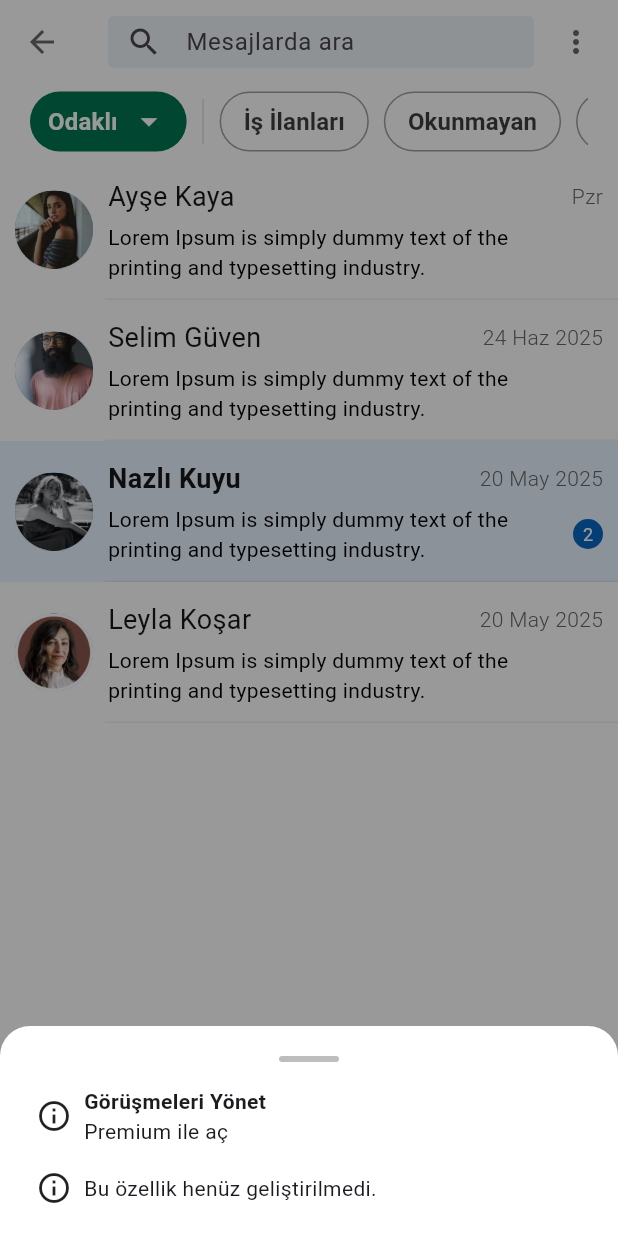
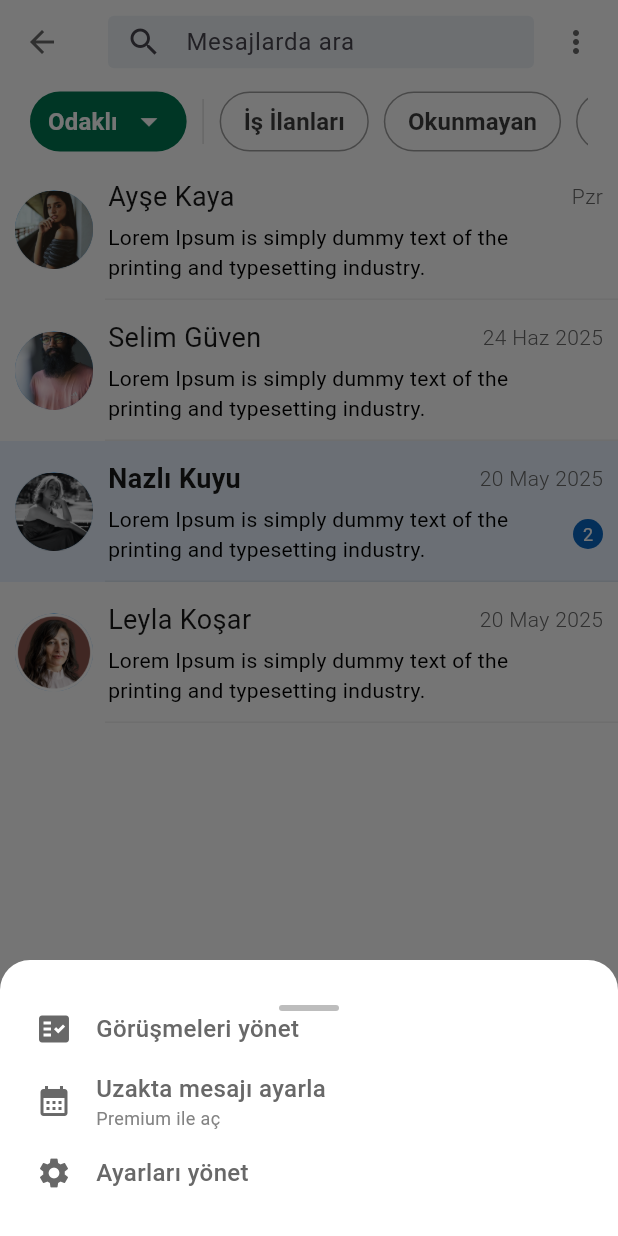
Before and after one commit to ssena-201903/linkedin-clone, a Flutter app: the MessagesPage screen opened directly, after a tap on the "more vert" icon, on a phone screen of 412 x 824 dp. Run offline on Flutter 3.47's test engine with Material 3 defaults, Android fonts, the phone set to English and light mode, and no system bars.

Commit message:
done messages page

```diff
--- a/lib/main.dart
+++ b/lib/main.dart
@@ -2,6 +2,7 @@ import 'package:flutter/material.dart';
 import 'package:linkedin_clone/constants/constants.dart';
 import 'package:linkedin_clone/layout/main_shell.dart';
 import 'package:linkedin_clone/views/login/login_page.dart';
+import 'package:linkedin_clone/views/messages/messages_page.dart';
 import 'package:linkedin_clone/views/register/register_page.dart';
 
 void main() {
@@ -48,7 +49,7 @@ class MyApp extends StatelessWidget {
           foregroundColor: Colors.white,
         ),
       ),
-      home: RegisterPage(),
+      home: LoginPage(),
     );
   }
 }
--- a/lib/views/messages/messages_page.dart
+++ b/lib/views/messages/messages_page.dart
@@ -1,7 +1,9 @@
 import 'package:flutter/material.dart';
+import 'package:linkedin_clone/constants/constants.dart';
 import 'package:linkedin_clone/views/messages/message_card.dart';
 import 'package:linkedin_clone/views/messages/message_container.dart';
 import 'package:linkedin_clone/widgets/my_divider.dart';
+import 'package:linkedin_clone/widgets/my_text.dart';
 
 class MessagesPage extends StatefulWidget {
   const MessagesPage({super.key});
@@ -50,7 +52,7 @@ class _MessagesPageState extends State<MessagesPage> {
               onTap: () {
                 showDialog(
                   context: context,
-                  barrierColor: Colors.black.withOpacity(0.4),
+                  barrierColor: Colors.black54,
                   builder: (context) {
                     return Stack(
                       children: [
@@ -63,7 +65,7 @@ class _MessagesPageState extends State<MessagesPage> {
                             child: Container(
                               width: double.infinity,
                               padding: const EdgeInsets.symmetric(
-                                vertical: 20,
+                                vertical: 30,
                                 horizontal: 24,
                               ),
                               decoration: BoxDecoration(
@@ -83,36 +85,37 @@ class _MessagesPageState extends State<MessagesPage> {
                                       borderRadius: BorderRadius.circular(2),
                                     ),
                                   ),
-                                  const SizedBox(height: 16),
+                                  // Görüşmeleri yönet
                                   Row(
                                     children: [
-                                      const Icon(Icons.info_outline),
-                                      const SizedBox(width: 8),
+                                      Icon(Icons.fact_check, color: Constants.mainDarkGreyColor,),
+                                      const SizedBox(width: 16),
+                                      MyText(textContent: "Görüşmeleri yönet", textSize: 16, textWeight: FontWeight.w500, textColor: Constants.mainDarkGreyColor),
+                                    ],
+                                  ),
+                                  const SizedBox(height: 16),
+                                  // uzakta mesajı ayarla
+                                  Row(
+                                    children: [
+                                      Icon(Icons.calendar_month, color: Constants.mainDarkGreyColor,),
+                                      const SizedBox(width: 16),
                                       Column(
                                         crossAxisAlignment:
                                             CrossAxisAlignment.start,
-                                        children: const [
-                                          Text(
-                                            "Görüşmeleri Yönet",
-                                            style: TextStyle(
-                                              fontWeight: FontWeight.bold,
-                                            ),
-                                          ),
-                                          Text("Premium ile aç"),
+                                        children: [
+                                          MyText(textContent: "Uzakta mesajı ayarla", textSize: 16, textWeight: FontWeight.w500, textColor: Constants.mainDarkGreyColor),
+                                          MyText(textContent: "Premium ile aç", textSize: 12, textWeight: FontWeight.w400, textColor: Constants.mainLightGrey),
                                         ],
                                       ),
                                     ],
                                   ),
                                   const SizedBox(height: 16),
+                                  // Ayarları yönet
                                   Row(
-                                    children: const [
-                                      Icon(Icons.info_outline),
-                                      SizedBox(width: 8),
-                                      Expanded(
-                                        child: Text(
-                                          "Bu özellik henüz geliştirilmedi.",
-                                        ),
-                                      ),
+                                    children: [
+                                      Icon(Icons.settings, color: Constants.mainDarkGreyColor,),
+                                      const SizedBox(width: 16),
+                                      MyText(textContent: "Ayarları yönet", textSize: 16, textWeight: FontWeight.w500, textColor: Constants.mainDarkGreyColor),
                                     ],
                                   ),
                                 ],
```
